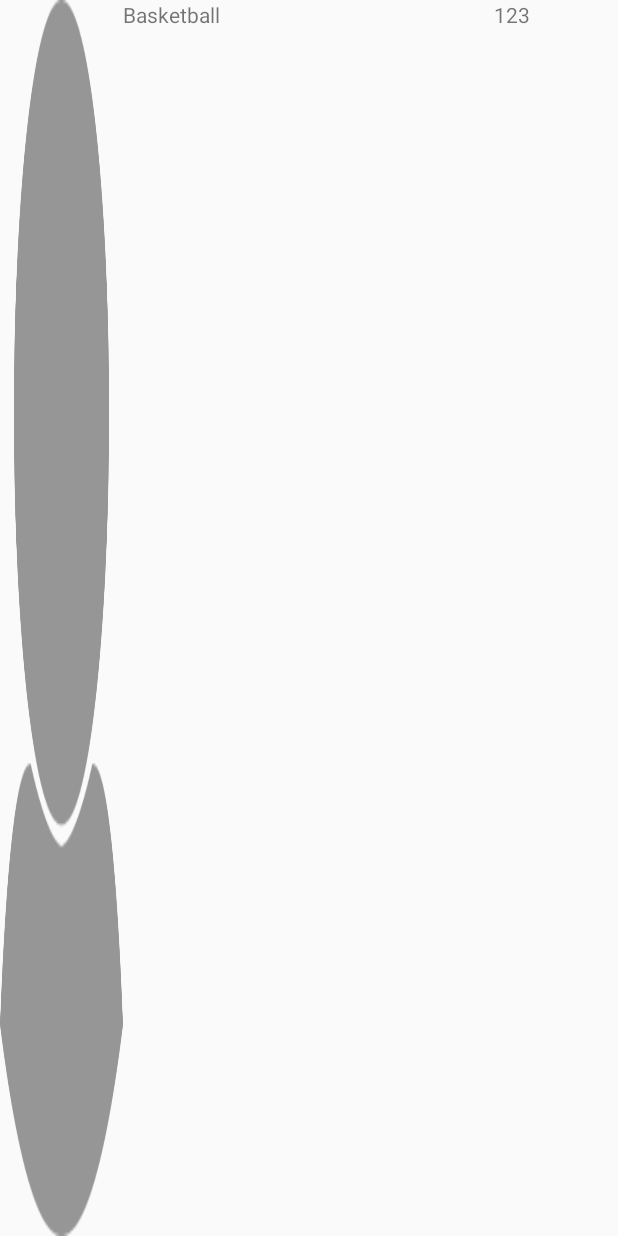
After one commit to xenioPL/MDCG, an Android app: the layout player_element.xml on its own in the app's theme, with its tools: preview values and no code run, on a phone screen of 412 x 824 dp. The commit adds this screen. Run offline under Robolectric (Android 15) with nearby library versions, the phone set to English and light mode, and no system bars.

Commit message:
Added Player class and player_element.xml and PlayerListAdapter

```diff
--- a/app/src/main/java/com/basketball/mdgc/basketball/SearchGameFragment.java
+++ b/app/src/main/java/com/basketball/mdgc/basketball/SearchGameFragment.java
@@ -12,6 +12,7 @@ import android.widget.Button;
 import android.widget.EditText;
 import android.widget.LinearLayout;
 import android.widget.ListView;
+import android.widget.RelativeLayout;
 
 import com.google.firebase.database.ChildEventListener;
 import com.google.firebase.database.DataSnapshot;
@@ -25,7 +26,7 @@ import java.util.List;
 public class SearchGameFragment extends Fragment {
 
     View view;
-    LinearLayout linearLayout;
+    RelativeLayout linearLayout;
     DatabaseReference mDatabase;
 
     GamesListAdapter gamesListAdapter;
--- /dev/null
+++ b/app/src/main/res/layout/player_element.xml
@@ -0,0 +1,28 @@
+<?xml version="1.0" encoding="utf-8"?>
+<LinearLayout
+    xmlns:android="http://schemas.android.com/apk/res/android" android:layout_width="match_parent"
+    android:layout_height="match_parent"
+    android:orientation="horizontal">
+
+    <ImageView
+        android:background="@drawable/awatar"
+        android:id="@+id/player_element_portrait"
+        android:layout_width="0dp"
+        android:layout_weight="2"
+        android:layout_height="match_parent" />
+
+    <TextView
+        android:text="@string/app_name"
+        android:id="@+id/player_element_name"
+        android:layout_width="0dp"
+        android:layout_weight="6"
+        android:layout_height="match_parent"/>
+
+    <TextView
+        android:text="123"
+        android:id="@+id/player_element_elo"
+        android:layout_width="0dp"
+        android:layout_weight="2"
+        android:layout_height="match_parent"/>
+
+</LinearLayout>
```
Also changed, not shown: app/src/main/java/com/basketball/mdgc/basketball/Player.java (added, +17 -0 lines), app/src/main/java/com/basketball/mdgc/basketball/PlayerListAdapter.java (added, +98 -0 lines), app/src/main/res/layout/activity_main.xml (+12 -8 lines), app/src/main/res/layout/search_game_layout.xml (+23 -11 lines).
